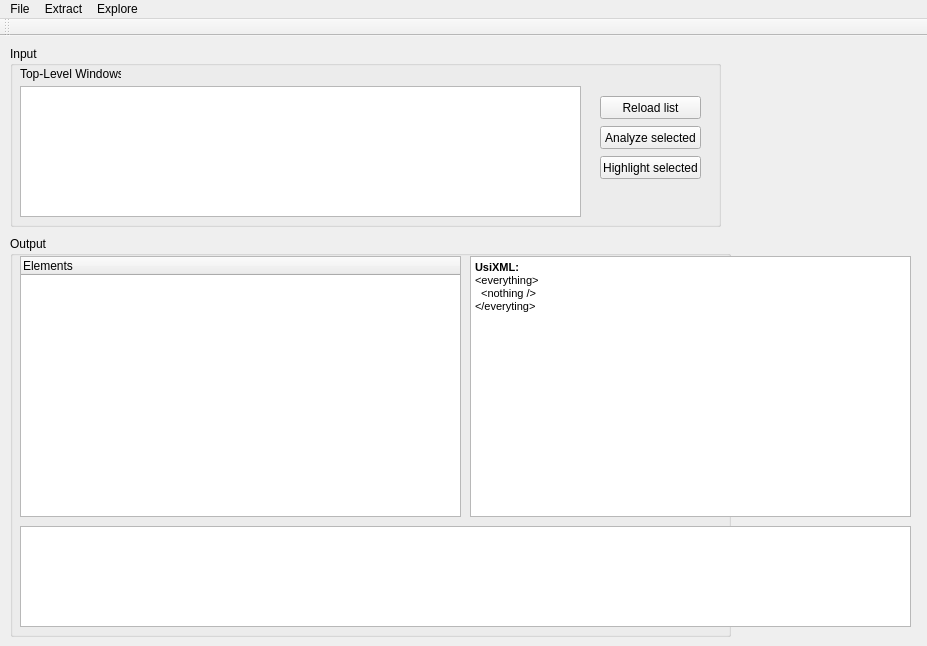
The window that MainWindow.ui (Audio/GUI-Extractor) describes before a commit, drawn with Qt 5.
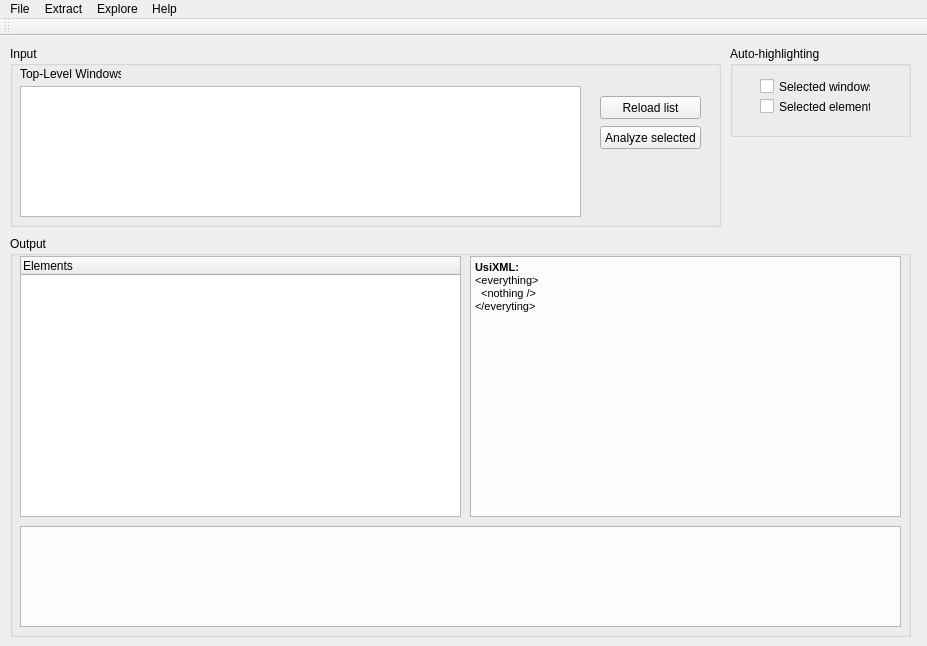
The same window after the commit.

Commit message: Auto-highlighting loaded windows/elements can be set in GUI.

```diff
--- a/MainWindow.ui
+++ b/MainWindow.ui
@@ -22,7 +22,7 @@
      <rect>
       <x>470</x>
       <y>220</y>
-      <width>441</width>
+      <width>431</width>
       <height>261</height>
      </rect>
     </property>
@@ -42,7 +42,7 @@
      <rect>
       <x>20</x>
       <y>490</y>
-      <width>891</width>
+      <width>881</width>
       <height>101</height>
      </rect>
     </property>
@@ -108,26 +108,13 @@
       <string>Analyze selected</string>
      </property>
     </widget>
-    <widget class="QPushButton" name="buttonHighlight">
-     <property name="geometry">
-      <rect>
-       <x>590</x>
-       <y>110</y>
-       <width>101</width>
-       <height>23</height>
-      </rect>
-     </property>
-     <property name="text">
-      <string>Highlight selected</string>
-     </property>
-    </widget>
    </widget>
    <widget class="QGroupBox" name="groupBox_2">
     <property name="geometry">
      <rect>
       <x>10</x>
       <y>200</y>
-      <width>721</width>
+      <width>901</width>
       <height>401</height>
      </rect>
     </property>
@@ -150,10 +137,45 @@
      </column>
     </widget>
    </widget>
-   <zorder>groupBox_2</zorder>
-   <zorder>exportArea</zorder>
-   <zorder>logArea</zorder>
-   <zorder>groupBox</zorder>
+   <widget class="QGroupBox" name="groupBox_3">
+    <property name="geometry">
+     <rect>
+      <x>730</x>
+      <y>10</y>
+      <width>181</width>
+      <height>91</height>
+     </rect>
+    </property>
+    <property name="title">
+     <string>Auto-highlighting</string>
+    </property>
+    <widget class="QCheckBox" name="highlightWindows">
+     <property name="geometry">
+      <rect>
+       <x>30</x>
+       <y>30</y>
+       <width>111</width>
+       <height>21</height>
+      </rect>
+     </property>
+     <property name="text">
+      <string>Selected windows</string>
+     </property>
+    </widget>
+    <widget class="QCheckBox" name="highlightElements">
+     <property name="geometry">
+      <rect>
+       <x>30</x>
+       <y>50</y>
+       <width>111</width>
+       <height>21</height>
+      </rect>
+     </property>
+     <property name="text">
+      <string>Selected elements</string>
+     </property>
+    </widget>
+   </widget>
   </widget>
   <widget class="QMenuBar" name="menuBar">
    <property name="geometry">
@@ -183,9 +205,16 @@
     <addaction name="actionElementCursor"/>
     <addaction name="actionElementFocus"/>
    </widget>
+   <widget class="QMenu" name="menuHelp">
+    <property name="title">
+     <string>Help</string>
+    </property>
+    <addaction name="actionAbout"/>
+   </widget>
    <addaction name="menuApplication"/>
    <addaction name="menuExtract"/>
    <addaction name="menuExplore"/>
+   <addaction name="menuHelp"/>
   </widget>
   <widget class="QToolBar" name="mainToolBar">
    <attribute name="toolBarArea">
```
Left out of the diff: 14 changed lines with no effect on the pictures. The commit also changes 2 other files.
